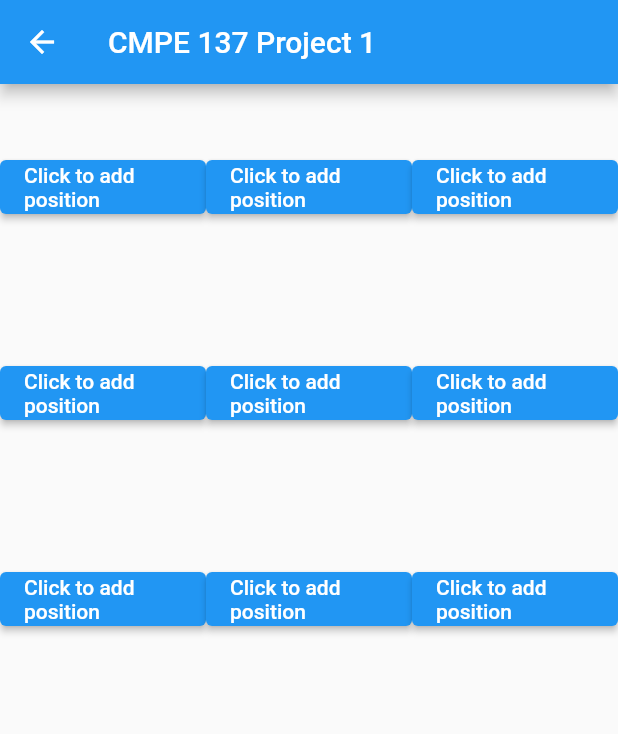
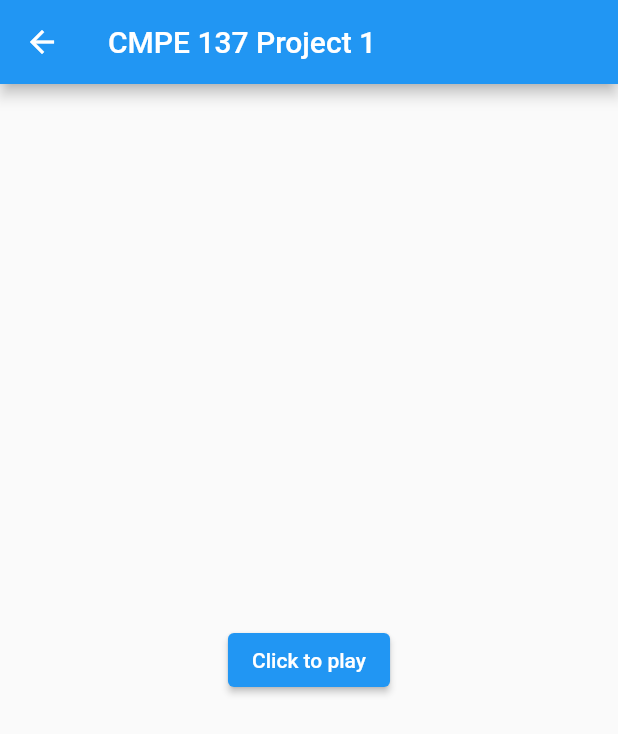
Before and after one commit to hoangmatthew1999/cmpe-137-project, a Flutter app: the FirstPage screen opened directly, after a tap on "Click to add position", on a phone screen of 412 x 824 dp. Shown: the top 734 px of the screen. Run offline on Flutter 3.47's test engine with Material 2 defaults, Android fonts, the phone set to English and light mode, and no system bars.

```diff
--- a/lib/main.dart
+++ b/lib/main.dart
@@ -21,7 +21,6 @@ class Home extends StatelessWidget{
       );
   }
 }
-
 class FirstPage extends StatelessWidget{
   @override
   Widget build (BuildContext context)
@@ -36,10 +35,32 @@ class FirstPage extends StatelessWidget{
   // Generate 100 widgets that display their index in the List.
   children: List.generate(9, (index) {
     return Center(
-      child: ElevatedButton(onPressed: () {print(index);}, child: Text("Click to add position ")),
+      child: ElevatedButton(onPressed: () {Navigator.push(context, MaterialPageRoute(builder: (context) => MyWidget()) );}, child: Text("Click to add position ")),
     );
   }),
 ),
       );
   }
 }
+
+class MyWidget extends StatefulWidget {
+  const MyWidget({super.key});
+
+  @override
+  State<MyWidget> createState() => _MyWidgetState();
+}
+
+class _MyWidgetState extends State<MyWidget> {
+  @override
+  Widget build(BuildContext context) {
+    return Scaffold(appBar: AppBar(
+      title: Text("CMPE 137 Project 1"),
+      ),
+      body: Center(
+        child: ElevatedButton(
+          onPressed: () {},
+          child: Text("Click to play")),
+        ),
+      );;
+  }
+}
```
